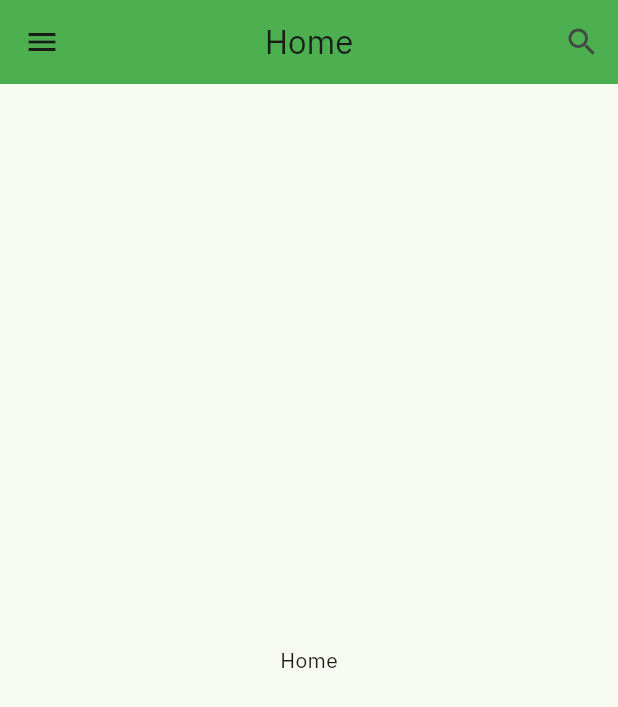
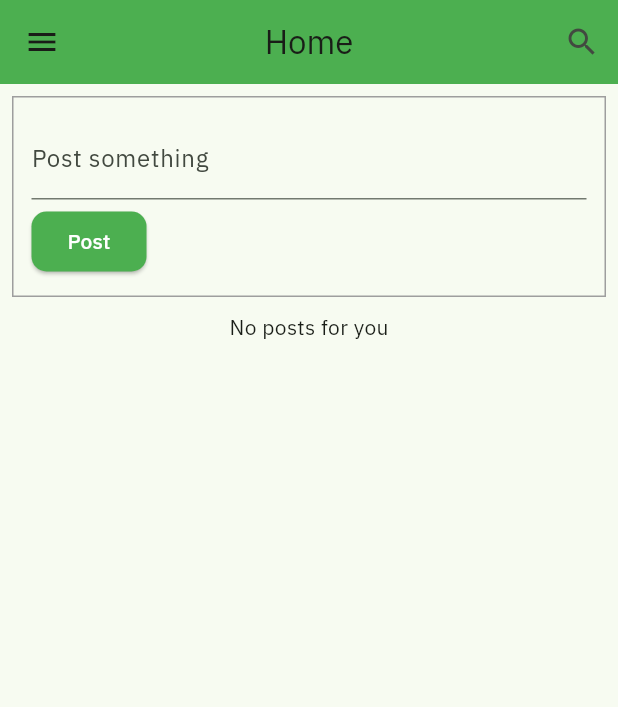
Before and after one commit to berth21gg/Lince-Chat, a Flutter app: the Home screen opened directly, on a phone screen of 412 x 824 dp. Shown: the top 707 px of the screen. Run offline on Flutter 3.47's test engine with Material 3 defaults, Android fonts, the phone set to English and light mode, and no system bars; our stand-ins replace cloud_firestore, firebase_auth, firebase_core, form_validator, google_fonts; accounts and stored records are empty; generated files the repository leaves out were written again.

Commit message:
Agregar insertar diferentes tipos de post

```diff
--- a/lib/pages/home.dart
+++ b/lib/pages/home.dart
@@ -1,7 +1,10 @@
+import 'package:cloud_firestore/cloud_firestore.dart';
 import 'package:firebase_auth/firebase_auth.dart';
 import 'package:flutter/material.dart';
 import 'package:lince_chat/pages/login.dart';
 import 'package:lince_chat/pages/search.dart';
+import 'package:lince_chat/widgets/imagepost.dart';
+import 'package:lince_chat/widgets/textpost.dart';
 
 class Home extends StatefulWidget {
   const Home({super.key});
@@ -11,6 +14,8 @@ class Home extends StatefulWidget {
 }
 
 class _HomeState extends State<Home> {
+  TextEditingController postext = TextEditingController();
+
   @override
   Widget build(BuildContext context) {
     return Scaffold(
@@ -26,9 +31,6 @@ class _HomeState extends State<Home> {
                 },
                 icon: const Icon(Icons.search))
           ],
-      ),
-      body: const Center(
-        child: Text('Home'),
         ),
         drawer: Drawer(
           child: ListView(
@@ -47,6 +49,111 @@ class _HomeState extends State<Home> {
             ],
           ),
         ),
+        body: Padding(
+          padding: const EdgeInsets.all(8.0),
+          child: Column(
+            children: [
+              Container(
+                decoration: BoxDecoration(
+                  border: Border.all(
+                    color: Colors.grey,
+                    width: 1.0,
+                  ),
+                ),
+                padding: const EdgeInsets.all(12.0),
+                child: Column(
+                  children: [
+                    TextFormField(
+                      controller: postext,
+                      decoration:
+                          const InputDecoration(labelText: 'Post something'),
+                    ),
+                    const SizedBox(height: 4),
+                    Row(
+                      children: [
+                        ElevatedButton(
+                          style: ElevatedButton.styleFrom(
+                            backgroundColor: Colors.green,
+                            shape: RoundedRectangleBorder(
+                                borderRadius: BorderRadius.circular(10)),
+                          ),
+                          onPressed: () async {
+                            var data = {
+                              'time': DateTime.now(),
+                              'type': 'text',
+                              'content': postext.text,
+                              'uid': FirebaseAuth.instance.currentUser!.uid,
+                            };
+
+                            FirebaseFirestore.instance
+                                .collection('posts')
+                                .add(data);
+                            postext.text = "";
+                            setState(() {});
+                          },
+                          child: const Text(
+                            'Post',
+                            style: TextStyle(color: Colors.white),
+                          ),
+                        ),
+                      ],
+                    )
+                  ],
+                ),
+              ),
+              const SizedBox(height: 10),
+              Expanded(
+                  child: FutureBuilder<QuerySnapshot>(
+                future: FirebaseFirestore.instance
+                    .collection('users')
+                    .doc(FirebaseAuth.instance.currentUser!.uid)
+                    .collection('timeline')
+                    .get(),
+                builder: (context, snapshot) {
+                  if (snapshot.hasData) {
+                    if (snapshot.data?.docs.isEmpty ?? true) {
+                      return Text('No posts for you');
+                    } else {
+                      return ListView.builder(
+                        itemCount: snapshot.data?.docs.length ?? 0,
+                        itemBuilder: (context, index) {
+                          return FutureBuilder<DocumentSnapshot>(
+                            future: FirebaseFirestore.instance
+                                .collection('posts')
+                                .doc((snapshot.data?.docs[index].data()
+                                    as Map)['post'])
+                                .get(),
+                            builder: (context, postsnapshot) {
+                              if (postsnapshot.hasData) {
+                                switch (postsnapshot.data!['type']) {
+                                  case 'text':
+                                    return TextPost(
+                                        text: postsnapshot.data!['content']);
+                                  case 'image':
+                                    return ImagePost(
+                                      text: postsnapshot.data!['content'],
+                                      url: postsnapshot.data!['url'],
+                                    );
+
+                                  default:
+                                    return TextPost(
+                                        text: postsnapshot.data!['content']);
+                                }
+                              } else {
+                                return CircularProgressIndicator();
+                              }
+                            },
+                          );
+                        },
                       );
                     }
+                  } else {
+                    return LinearProgressIndicator();
                   }
+                },
+              ))
+            ],
+          ),
+        ));
+  }
+}
```
Also changed, not shown: lib/pages/search.dart (+15 -1 lines), lib/widgets/imagepost.dart (added, +35 -0 lines), lib/widgets/textpost.dart (added, +18 -0 lines). Lines whose indentation alone changed are shown as unchanged.
